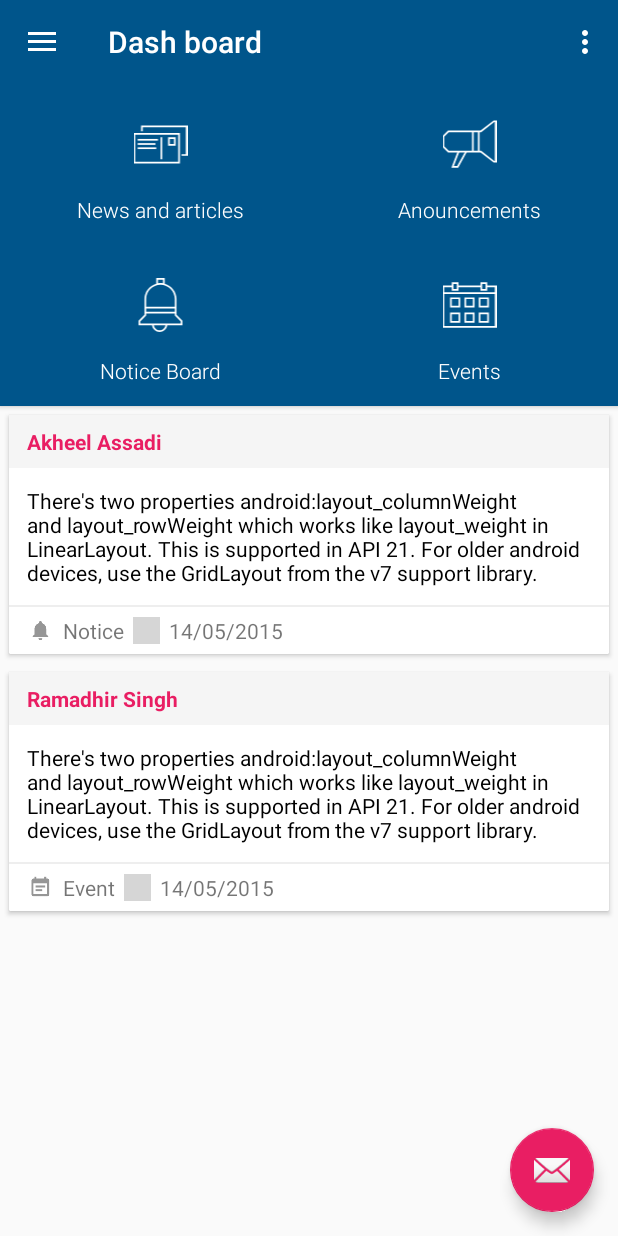
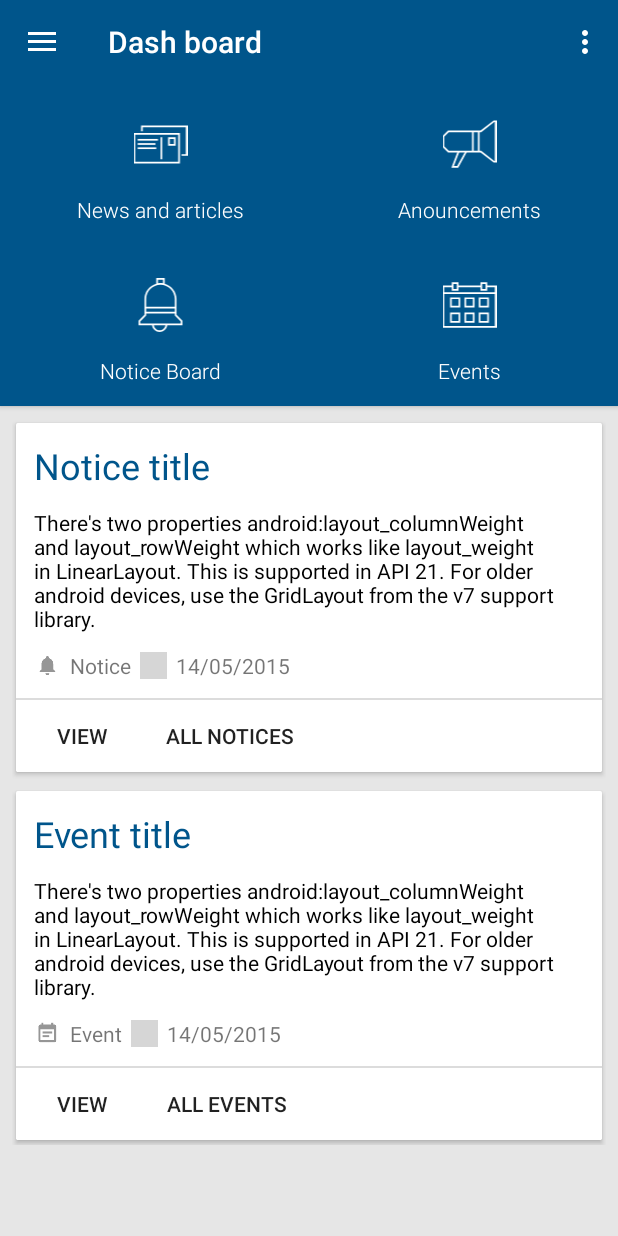
Before and after one commit to bnayagrawal/intranet--app-uit, an Android app: the screen it shows after launch (NavigationDrawerActivity), on a phone screen of 412 x 824 dp. Run offline under Robolectric (Android 15) with nearby library versions, the phone set to English and light mode, and no system bars; grey boxes are pictures that could not be loaded.

Commit message:
Redesigned notice and event card of dashboard.

```diff
--- a/app/src/main/res/layout/app_bar_navigation_drawer.xml
+++ b/app/src/main/res/layout/app_bar_navigation_drawer.xml
@@ -17,12 +17,13 @@
             android:layout_width="match_parent"
             android:layout_height="?attr/actionBarSize"
             android:background="?attr/colorPrimary"
-            app:popupTheme="@style/AppTheme.PopupOverlay" />
+            app:popupTheme="@style/AppTheme.PopupOverlay"/>
 
     </android.support.design.widget.AppBarLayout>
 
     <include layout="@layout/content_navigation_drawer" />
 
+    <!--
     <android.support.design.widget.FloatingActionButton
         android:id="@+id/fab"
         android:layout_width="wrap_content"
@@ -30,5 +31,6 @@
         android:layout_gravity="bottom|end"
         android:layout_margin="@dimen/fab_margin"
         app:srcCompat="@android:drawable/ic_dialog_email" />
+        -->
 
 </android.support.design.widget.CoordinatorLayout>
--- a/app/src/main/res/layout/content_navigation_drawer.xml
+++ b/app/src/main/res/layout/content_navigation_drawer.xml
@@ -7,7 +7,8 @@
     android:orientation="vertical"
     app:layout_behavior="@string/appbar_scrolling_view_behavior"
     tools:context="xyz.bnayagrawal.android.icontest.NavigationDrawerActivity"
-    tools:showIn="@layout/app_bar_navigation_drawer">
+    tools:showIn="@layout/app_bar_navigation_drawer"
+    android:background="@color/layout_background">
 
     <android.support.v7.widget.CardView
         android:layout_width="match_parent"
@@ -147,47 +148,42 @@
         <LinearLayout
             android:layout_width="match_parent"
             android:layout_height="wrap_content"
-            android:orientation="vertical">
+            android:orientation="vertical"
+            android:padding="8dp">
+
             <android.support.v7.widget.CardView
                 android:layout_width="match_parent"
                 android:layout_height="wrap_content"
-                android:layout_margin="6dp"
                 app:cardCornerRadius="1dp"
-                app:cardElevation="2dp">
-
+                app:cardUseCompatPadding="true">
                 <LinearLayout
                     android:layout_width="match_parent"
                     android:layout_height="wrap_content"
                     android:orientation="vertical">
 
                     <TextView
-                        android:paddingTop="8dp"
-                        android:paddingBottom="8dp"
+                        android:paddingTop="12dp"
                         android:paddingLeft="12dp"
                         android:layout_width="match_parent"
                         android:layout_height="wrap_content"
-                        android:textStyle="bold"
-                        android:text="Akheel Assadi"
-                        android:textColor="@color/colorAccent"
-                        android:background="@color/textBackground"/>
+                        android:textSize="24sp"
+                        android:text="Notice title"
+                        android:textColor="@color/colorPrimary"
+                        />
                     <TextView
                         android:textColor="@android:color/black"
                         android:padding="12dp"
                         android:layout_width="match_parent"
                         android:layout_height="wrap_content"
                         android:text="There's two properties android:layout_columnWeight and layout_rowWeight which works like layout_weight in LinearLayout. This is supported in API 21. For older android devices, use the GridLayout from the v7 support library."/>
-                    <View
-                        android:layout_width="match_parent"
-                        android:layout_height="1dp"
-                        android:background="@color/vertical_line"/>
+
                     <LinearLayout
                         android:layout_width="match_parent"
                         android:layout_height="wrap_content"
                         android:orientation="horizontal"
                         android:paddingLeft="12dp"
                         android:paddingRight="12dp"
-                        android:paddingTop="6dp"
-                        android:paddingBottom="6dp">
+                        android:paddingBottom="12dp">
                         <ImageView
                             android:tint="@color/dark_grey"
                             android:layout_gravity="center_vertical"
@@ -212,15 +208,36 @@
                             android:paddingLeft="6dp"
                             android:text="14/05/2015"/>
                     </LinearLayout>
+                    <View
+                        android:layout_width="match_parent"
+                        android:layout_height="1dp"
+                        android:background="@color/divider"/>
+                    <LinearLayout
+                        android:layout_width="match_parent"
+                        android:layout_height="wrap_content"
+                        android:orientation="horizontal">
+
+                        <Button
+                            android:layout_width="wrap_content"
+                            android:layout_height="wrap_content"
+                            android:text="VIEW"
+                            style="?android:attr/borderlessButtonStyle"/>
+
+                        <Button
+                            android:layout_width="wrap_content"
+                            android:layout_height="wrap_content"
+                            android:text="ALL NOTICES"
+                            style="?android:attr/borderlessButtonStyle"/>
+                    </LinearLayout>
                 </LinearLayout>
             </android.support.v7.widget.CardView>
 
             <android.support.v7.widget.CardView
                 android:layout_width="match_parent"
                 android:layout_height="wrap_content"
-                android:layout_margin="6dp"
-                app:cardCornerRadius="1dp"
-                app:cardElevation="2dp">
+                android:layout_marginTop="6dp"
+                app:cardUseCompatPadding="true"
+                app:cardCornerRadius="1dp">
 
                 <LinearLayout
                     android:layout_width="match_parent"
@@ -228,33 +245,26 @@
                     android:orientation="vertical">
 
                     <TextView
-                        android:paddingTop="8dp"
-                        android:paddingBottom="8dp"
+                        android:paddingTop="12dp"
                         android:paddingLeft="12dp"
                         android:layout_width="match_parent"
                         android:layout_height="wrap_content"
-                        android:textStyle="bold"
-                        android:text="Ramadhir Singh"
-                        android:textColor="@color/colorAccent"
-                        android:background="@color/textBackground"/>
+                        android:textSize="24sp"
+                        android:text="Event title"
+                        android:textColor="@color/colorPrimary" />
                     <TextView
                         android:textColor="@android:color/black"
                         android:padding="12dp"
                         android:layout_width="match_parent"
                         android:layout_height="wrap_content"
                         android:text="There's two properties android:layout_columnWeight and layout_rowWeight which works like layout_weight in LinearLayout. This is supported in API 21. For older android devices, use the GridLayout from the v7 support library."/>
-                    <View
-                        android:layout_width="match_parent"
-                        android:layout_height="1dp"
-                        android:background="@color/vertical_line"/>
                     <LinearLayout
                         android:layout_width="match_parent"
                         android:layout_height="wrap_content"
                         android:orientation="horizontal"
                         android:paddingLeft="12dp"
                         android:paddingRight="12dp"
-                        android:paddingTop="6dp"
-                        android:paddingBottom="6dp">
+                        android:paddingBottom="12dp">
                         <ImageView
                             android:tint="@color/dark_grey"
                             android:layout_gravity="center_vertical"
@@ -279,6 +289,27 @@
                             android:paddingLeft="6dp"
                             android:text="14/05/2015"/>
                     </LinearLayout>
+                    <View
+                        android:layout_width="match_parent"
+                        android:layout_height="1dp"
+                        android:background="@color/divider"/>
+                    <LinearLayout
+                        android:layout_width="match_parent"
+                        android:layout_height="wrap_content"
+                        android:orientation="horizontal">
+
+                        <Button
+                            android:layout_width="wrap_content"
+                            android:layout_height="wrap_content"
+                            android:text="VIEW"
+                            style="?android:attr/borderlessButtonStyle"/>
+
+                        <Button
+                            android:layout_width="wrap_content"
+                            android:layout_height="wrap_content"
+                            android:text="ALL EVENTS"
+                            style="?android:attr/borderlessButtonStyle"/>
+                    </LinearLayout>
                 </LinearLayout>
             </android.support.v7.widget.CardView>
         </LinearLayout>
--- a/app/src/main/res/values/colors.xml
+++ b/app/src/main/res/values/colors.xml
@@ -4,6 +4,7 @@
     <color name="colorPrimaryDark">#01436c</color>
     <color name="colorAccent">#e91e63</color>
     <color name="textBackground">#f5f5f5</color>
-    <color name="vertical_line">#eee</color>
+    <color name="divider">#DCDCDC</color>
+    <color name="layout_background">#E6E6E6</color>
     <color name="dark_grey">#969696</color>
 </resources>
```
Also changed, not shown: app/src/main/java/xyz/bnayagrawal/android/icontest/NavigationDrawerActivity.java (+4 -3 lines).
